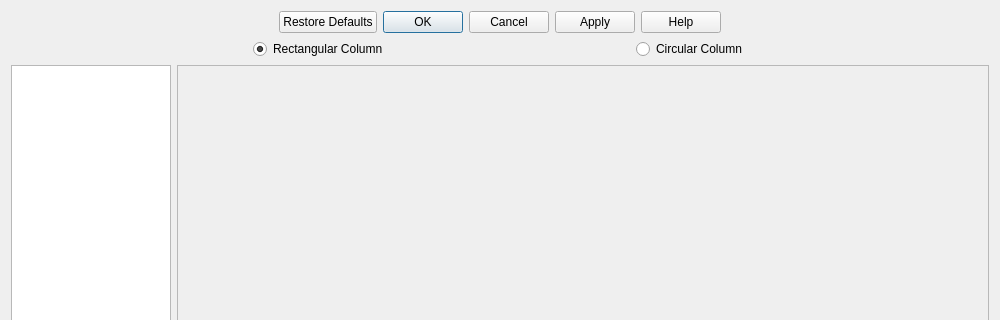
Qt form ColumnReinforcement/MainColumnReinforcement.ui (amrit3701/FreeCAD-Reinforcement) before a commit; both pictures show x 0 to 1000 and y 0 to 320 of the 1000 by 650 pixel window.
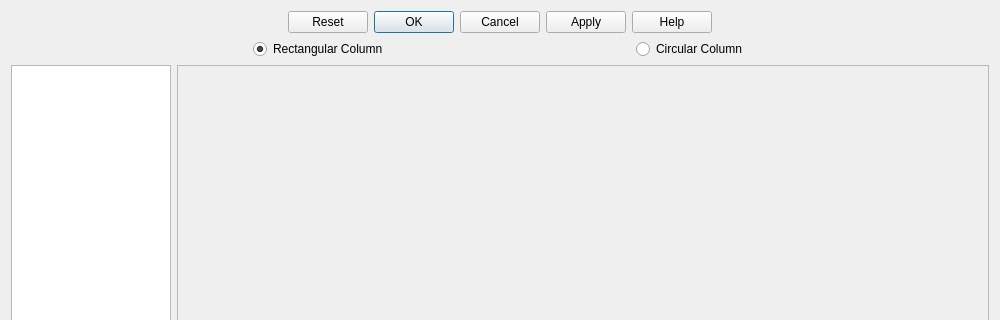
The same form after that commit. Custom widgets are drawn as their Qt base class.

Commit message: Implement reset button in ui

What changed in the file:
```diff
--- a/ColumnReinforcement/MainColumnReinforcement.ui
+++ b/ColumnReinforcement/MainColumnReinforcement.ui
@@ -161,7 +161,7 @@
    <item row="0" column="0">
     <widget class="QDialogButtonBox" name="standardButtonBox">
      <property name="standardButtons">
-      <set>QDialogButtonBox::Apply|QDialogButtonBox::Cancel|QDialogButtonBox::Help|QDialogButtonBox::Ok|QDialogButtonBox::RestoreDefaults</set>
+      <set>QDialogButtonBox::Apply|QDialogButtonBox::Cancel|QDialogButtonBox::Help|QDialogButtonBox::Ok|QDialogButtonBox::Reset</set>
      </property>
      <property name="centerButtons">
       <bool>true</bool>
```
The commit also changes 2 other files.
